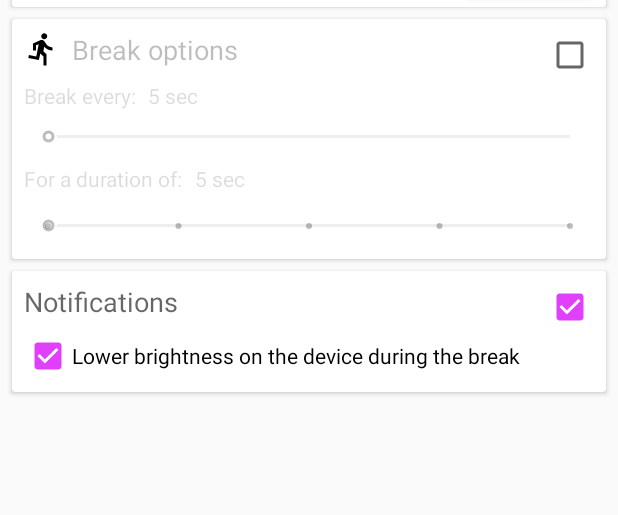
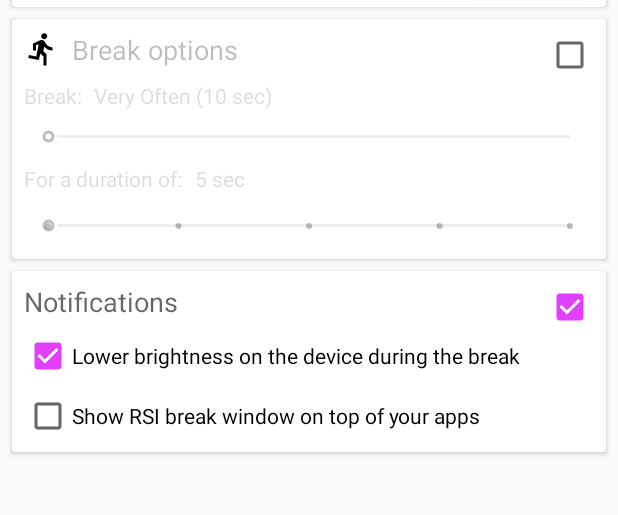
Before and after one commit to smutkiewicz/Blink-Break, an Android app: the screen it shows after launch (MainActivity), on a phone screen of 412 x 824 dp, the part 158-673 px from its top. Run offline under Robolectric (Android 15) with nearby library versions, the phone set to English and light mode, and no system bars.

Commit message:
Break scheduling fully functional

```diff
--- a/app/src/main/AndroidManifest.xml
+++ b/app/src/main/AndroidManifest.xml
@@ -5,6 +5,7 @@
     <uses-permission android:name="android.permission.WRITE_SETTINGS"/>
     <uses-permission android:name="android.permission.RECEIVE_BOOT_COMPLETED"/>
     <uses-permission android:name="android.permission.WAKE_LOCK" />
+    <uses-permission android:name="android.permission.SYSTEM_ALERT_WINDOW" />
 
     <application
         android:allowBackup="true"
--- a/app/src/main/java/com/smutkiewicz/blinkbreak/MainActivity.kt
+++ b/app/src/main/java/com/smutkiewicz/blinkbreak/MainActivity.kt
@@ -6,11 +6,9 @@ import android.app.Service
 import android.content.Intent
 import android.content.SharedPreferences
 import android.graphics.Color
-import android.net.Uri
 import android.os.Build
 import android.os.Bundle
 import android.preference.PreferenceManager
-import android.provider.Settings
 import android.support.design.widget.Snackbar
 import android.support.v4.app.NotificationCompat
 import android.support.v7.app.AppCompatActivity
@@ -26,6 +24,8 @@ import com.smutkiewicz.blinkbreak.util.*
 import kotlinx.android.synthetic.main.activity_main.*
 import kotlinx.android.synthetic.main.content_main.*
 
+
+
 class MainActivity : AppCompatActivity(), SeekBar.OnSeekBarChangeListener {
 
     private lateinit var layout: View
@@ -38,7 +38,7 @@ class MainActivity : AppCompatActivity(), SeekBar.OnSeekBarChangeListener {
         setSupportActionBar(toolbar)
 
         layout = findViewById(R.id.layout)
-        alarmHelper = AlarmHelper(this)
+        alarmHelper = AlarmHelper(applicationContext)
         sp = PreferenceManager.getDefaultSharedPreferences(this)
 
         setUserSettings()
@@ -67,15 +67,15 @@ class MainActivity : AppCompatActivity(), SeekBar.OnSeekBarChangeListener {
 
         when (seekBar) {
             breakDurationSeekBar -> {
-                prefName = PREF_BREAK_DURATION
-                tinyBreakDurationValTextView.text =
+                prefName = PREF_BREAK_DURATION_PROGRESS
+                breakDurationValTextView.text =
                         breakDurationSeekBar.getProgressLabel(this)
             }
 
             breakEverySeekBar -> {
-                prefName = PREF_BREAK_EVERY
-                tinyBreakEveryValTextView.text =
-                        breakEverySeekBar.getProgressLabel(this)
+                prefName = PREF_BREAK_EVERY_PROGRESS
+                breakEveryValTextView.text =
+                        breakEverySeekBar.getProgressFrequencyLabel(this)
             }
         }
 
@@ -120,12 +120,12 @@ class MainActivity : AppCompatActivity(), SeekBar.OnSeekBarChangeListener {
      * Checkboxes are part of UI responsible for enabling/disabling breaks' settings.
      */
     private fun setUpCheckBoxes() {
-        tinyBreakCheckBox.setOnCheckedChangeListener { _, isChecked ->
+        breakCheckBox.setOnCheckedChangeListener { _, isChecked ->
             // save user preference
             sp.edit().putBoolean(PREF_BREAK_ENABLED, isChecked).apply()
 
             // block/unlock the layout
-            tinyBreakLayout.setIsEnabledForChildren(isChecked)
+            breakLayout.setIsEnabledForChildren(isChecked)
 
             // settings changed, reschedule if needed
             reschedule()
@@ -133,38 +133,41 @@ class MainActivity : AppCompatActivity(), SeekBar.OnSeekBarChangeListener {
 
         notificCheckBox.setOnCheckedChangeListener { _, isChecked ->
             sp.edit().putBoolean(PREF_NOTIFICATIONS, isChecked).apply()
-            reschedule()
         }
 
         notificBrightnessCheckBox.setOnCheckedChangeListener { _, isChecked ->
             sp.edit().putBoolean(PREF_LOWER_BRIGHTNESS, isChecked).apply()
-            reschedule()
+        }
+
+        notificRsiWindowCheckBox.setOnCheckedChangeListener {_, isChecked ->
+            if (checkForDrawOverlaysPermissions()) {
+                sp.edit().putBoolean(PREF_RSI_BREAK_WINDOW, isChecked).apply()
+            } else {
+                notificRsiWindowCheckBox.isChecked = false
+                requestDrawOverlayPermission()
+            }
         }
     }
 
     private fun requestWriteSettingsPermission() {
         layout.showSnackbar(R.string.write_settings_required,
                 Snackbar.LENGTH_INDEFINITE, R.string.ok) {
-            openAndroidPermissionsMenu()
+            createWritePermissionsIntent()
         }
     }
 
-    /**
-     * Opens app's settings menu, as WRITE_SETTINGS permission requires intent to Settings.
-     */
-    private fun openAndroidPermissionsMenu() {
-        if (Build.VERSION.SDK_INT >= Build.VERSION_CODES.M) {
-            val intent = Intent(Settings.ACTION_MANAGE_WRITE_SETTINGS)
-            intent.data = Uri.parse("package:" + packageName)
-            startActivityForResult(intent, MY_PERMISSIONS_REQUEST_WRITE_SETTINGS)
+    private fun requestDrawOverlayPermission() {
+        layout.showSnackbar(R.string.draw_overlay_required,
+                Snackbar.LENGTH_INDEFINITE, R.string.ok) {
+            createDrawOverlayPermissionsIntent()
         }
     }
 
     private fun schedule() {
         val taskToSchedule: Task
 
-        if (tinyBreakCheckBox.isChecked) {
-            taskToSchedule = Task(breakEvery = breakEverySeekBar.getProgress(this),
+        if (breakCheckBox.isChecked) {
+            taskToSchedule = Task(breakEvery = breakEverySeekBar.getProgressFrequency(this),
                     breakDuration = breakDurationSeekBar.getProgress(this),
                     areNotificationsEnabled = notificCheckBox.isChecked,
                     isLowerBrightness = notificBrightnessCheckBox.isChecked)
@@ -210,18 +213,18 @@ class MainActivity : AppCompatActivity(), SeekBar.OnSeekBarChangeListener {
 
         // Checkboxes
         val isTinyBreakEnabled = sp.getBoolean(PREF_BREAK_ENABLED, false)
-        tinyBreakCheckBox.isChecked = isTinyBreakEnabled
-        tinyBreakLayout.setIsEnabledForChildren(isTinyBreakEnabled)
+        breakCheckBox.isChecked = isTinyBreakEnabled
+        breakLayout.setIsEnabledForChildren(isTinyBreakEnabled)
 
         // Break length/duration SeekBars
-        breakEverySeekBar.progress = sp.getInt(PREF_BREAK_EVERY, 0)
-        breakDurationSeekBar.progress = sp.getInt(PREF_BREAK_DURATION, 0)
+        breakEverySeekBar.progress = sp.getInt(PREF_BREAK_EVERY_PROGRESS, 0)
+        breakDurationSeekBar.progress = sp.getInt(PREF_BREAK_DURATION_PROGRESS, 0)
 
         // Break length/duration textViews connected with their SeekBars
-        tinyBreakDurationValTextView.text =
+        breakDurationValTextView.text =
                 breakDurationSeekBar.getProgressLabel(this)
-        tinyBreakEveryValTextView.text =
-                breakEverySeekBar.getProgressLabel(this)
+        breakEveryValTextView.text =
+                breakEverySeekBar.getProgressFrequencyLabel(this)
 
         // Notifications section
         notificCheckBox.isChecked = sp.getBoolean(PREF_NOTIFICATIONS, true)
@@ -265,6 +268,7 @@ class MainActivity : AppCompatActivity(), SeekBar.OnSeekBarChangeListener {
     companion object {
         const val TAG = "MainActivity"
         const val MY_PERMISSIONS_REQUEST_WRITE_SETTINGS = 0
+        const val MY_PERMISSIONS_REQUEST_DRAW_OVERLAY = 1
         const val SERVICE_CHANNEL_ID = "blink_break_channel_id"
     }
 }
--- a/app/src/main/java/com/smutkiewicz/blinkbreak/alarmmanager/BlinkBreakReceiver.kt
+++ b/app/src/main/java/com/smutkiewicz/blinkbreak/alarmmanager/BlinkBreakReceiver.kt
@@ -4,17 +4,12 @@ import android.content.BroadcastReceiver
 import android.content.Context
 import android.content.Intent
 import android.os.Build
-import android.util.Log
-import com.smutkiewicz.blinkbreak.util.BREAK_DURATION_KEY
 
 
 class BlinkBreakReceiver : BroadcastReceiver() {
 
     override fun onReceive(context: Context?, p1: Intent?) {
         val intent = Intent(context, BlinkBreakAlarmService::class.java)
-        val duration = intent!!.getLongExtra(BREAK_DURATION_KEY, 1000)
-
-        Log.i("TAG", "Duration in receiver = " + duration)
 
         if (Build.VERSION.SDK_INT >= Build.VERSION_CODES.O) {
             context?.startForegroundService(intent)
@@ -24,6 +19,7 @@ class BlinkBreakReceiver : BroadcastReceiver() {
     }
 
     companion object {
+        private val TAG = "AlarmReceiver"
         val REQUEST_CODE = 1
         val ACTION = "com.smutkiewicz.blinkbreak"
     }
--- a/app/src/main/java/com/smutkiewicz/blinkbreak/extensions/SeekBarExt.kt
+++ b/app/src/main/java/com/smutkiewicz/blinkbreak/extensions/SeekBarExt.kt
@@ -4,13 +4,32 @@ import android.content.Context
 import android.widget.SeekBar
 import com.smutkiewicz.blinkbreak.R
 
-fun SeekBar.getProgress(context: Context): Int {
+/**
+ * Set of extensions for mapping array resources to seekbars' progress values.
+ */
+fun SeekBar.getProgress(context: Context): Long =
+        getProgressValue(context, R.array.break_duration_val_array)
+
+fun SeekBar.getProgressLabel(context: Context): String =
+        getLabel(context, R.array.break_duration_array)
+
+fun SeekBar.getProgressFrequency(context: Context): Long =
+        getProgressValue(context, R.array.break_frequency_val_array)
+
+fun SeekBar.getProgressFrequencyLabel(context: Context): String =
+        getLabel(context, R.array.break_frequency_array)
+
+fun getProgress(context: Context, progress: Int): Long {
     val intArray = context.resources.getIntArray(R.array.break_duration_val_array)
-    return intArray[progress]
+    return intArray[progress].toLong()
 }
 
-
-fun SeekBar.getProgressLabel(context: Context): String {
-    val stringArray = context.resources.getStringArray(R.array.break_duration_array)
+private fun SeekBar.getLabel(context: Context, resId: Int) : String {
+    val stringArray = context.resources.getStringArray(resId)
     return stringArray[progress]
 }
+
+private fun SeekBar.getProgressValue(context: Context, resId: Int): Long {
+    val intArray = context.resources.getIntArray(resId)
+    return intArray[progress].toLong()
+}
--- a/app/src/main/java/com/smutkiewicz/blinkbreak/model/Task.kt
+++ b/app/src/main/java/com/smutkiewicz/blinkbreak/model/Task.kt
@@ -1,4 +1,4 @@
 package com.smutkiewicz.blinkbreak.model
 
-data class Task(val breakEvery: Int, val breakDuration: Int,
+data class Task(val breakEvery: Long, val breakDuration: Long,
                 val areNotificationsEnabled: Boolean, val isLowerBrightness: Boolean)
--- a/app/src/main/java/com/smutkiewicz/blinkbreak/util/Constants.kt
+++ b/app/src/main/java/com/smutkiewicz/blinkbreak/util/Constants.kt
@@ -5,12 +5,13 @@ package com.smutkiewicz.blinkbreak.util
 
 import com.smutkiewicz.blinkbreak.BuildConfig
 
-@JvmField val PREF_BREAK_ENABLED = "tiny_break_enabled"
-@JvmField val PREF_BREAK_EVERY = "tiny_break_every"
-@JvmField val PREF_BREAK_DURATION = "tiny_break_duration"
-@JvmField val PREF_NOTIFICATIONS = "notifications"
-@JvmField val PREF_LOWER_BRIGHTNESS = "lower_brightness"
-@JvmField val PREF_USER_BRIGHTNESS = "user_brightness"
+const val PREF_BREAK_ENABLED = "tiny_break_enabled"
+const val PREF_BREAK_EVERY_PROGRESS = "tiny_break_every"
+const val PREF_BREAK_DURATION_PROGRESS = "tiny_break_duration"
+const val PREF_NOTIFICATIONS = "notifications"
+const val PREF_LOWER_BRIGHTNESS = "lower_brightness"
+const val PREF_USER_BRIGHTNESS = "user_brightness"
+const val PREF_RSI_BREAK_WINDOW = "rsi_break_window"
 
 @JvmField val MESSENGER_INTENT_KEY = "${BuildConfig.APPLICATION_ID}.MESSENGER_INTENT_KEY"
 @JvmField val BREAK_DURATION_KEY = "${BuildConfig.APPLICATION_ID}.BREAK_DURATION_KEY"
--- a/app/src/main/res/layout/content_main.xml
+++ b/app/src/main/res/layout/content_main.xml
@@ -69,7 +69,7 @@
             app:layout_constraintTop_toBottomOf="@+id/service_on_off_card_view">
 
             <android.support.constraint.ConstraintLayout
-                android:id="@+id/tinyBreakLayout"
+                android:id="@+id/breakLayout"
                 android:layout_width="match_parent"
                 android:layout_height="match_parent">
 
@@ -91,7 +91,7 @@
                     app:layout_constraintVertical_bias="0.0" />
 
                 <CheckBox
-                    android:id="@+id/tinyBreakCheckBox"
+                    android:id="@+id/breakCheckBox"
                     android:layout_width="wrap_content"
                     android:layout_height="wrap_content"
                     android:layout_marginEnd="8dp"
@@ -118,7 +118,7 @@
                     app:layout_constraintVertical_bias="0.25" />
 
                 <TextView
-                    android:id="@+id/tinyBreakEveryValTextView"
+                    android:id="@+id/breakEveryValTextView"
                     android:layout_width="wrap_content"
                     android:layout_height="wrap_content"
                     android:layout_marginStart="8dp"
@@ -140,7 +140,7 @@
                     android:layout_marginEnd="8dp"
                     android:layout_marginStart="8dp"
                     android:layout_marginTop="8dp"
-                    android:max="8"
+                    android:max="4"
                     android:progress="0"
                     app:layout_constraintEnd_toEndOf="parent"
                     app:layout_constraintHorizontal_bias="0.0"
@@ -165,7 +165,7 @@
                     app:layout_constraintTop_toBottomOf="@+id/break_duration_text_view" />
 
                 <TextView
-                    android:id="@+id/tinyBreakDurationValTextView"
+                    android:id="@+id/breakDurationValTextView"
                     android:layout_width="wrap_content"
                     android:layout_height="wrap_content"
                     android:layout_marginStart="8dp"
@@ -215,7 +215,7 @@
             <android.support.constraint.ConstraintLayout
                 android:id="@+id/notificationsLayout"
                 android:layout_width="match_parent"
-                android:layout_height="match_parent">
+                android:layout_height="wrap_content">
 
                 <CheckBox
                     android:id="@+id/notificCheckBox"
@@ -249,16 +249,30 @@
                     android:layout_width="wrap_content"
                     android:layout_height="wrap_content"
                     android:layout_marginBottom="8dp"
-                    android:layout_marginEnd="8dp"
                     android:layout_marginStart="8dp"
                     android:layout_marginTop="8dp"
                     android:checked="true"
                     android:text="@string/notifications_lower_brightness"
                     app:layout_constraintBottom_toBottomOf="parent"
+                    app:layout_constraintStart_toStartOf="parent"
+                    app:layout_constraintTop_toBottomOf="@+id/notificationsTextView"
+                    app:layout_constraintVertical_bias="0.0" />
+
+                <CheckBox
+                    android:id="@+id/notificRsiWindowCheckBox"
+                    android:layout_width="wrap_content"
+                    android:layout_height="wrap_content"
+                    android:layout_marginBottom="8dp"
+                    android:layout_marginEnd="8dp"
+                    android:layout_marginStart="8dp"
+                    android:layout_marginTop="8dp"
+                    android:text="@string/show_rsi_break_window"
+                    app:layout_constraintBottom_toBottomOf="parent"
                     app:layout_constraintEnd_toEndOf="parent"
                     app:layout_constraintHorizontal_bias="0.0"
                     app:layout_constraintStart_toStartOf="parent"
-                    app:layout_constraintTop_toBottomOf="@+id/notificationsTextView" />
+                    app:layout_constraintTop_toBottomOf="@+id/notificBrightnessCheckBox"
+                    app:layout_constraintVertical_bias="0.0" />
 
             </android.support.constraint.ConstraintLayout>
 
--- /dev/null
+++ b/app/src/main/res/layout/rsi_break_window.xml
@@ -0,0 +1,5 @@
+<?xml version="1.0" encoding="utf-8"?>
+<FrameLayout xmlns:android="http://schemas.android.com/apk/res/android"
+    android:layout_width="match_parent" android:layout_height="match_parent">
+
+</FrameLayout>
--- a/app/src/main/res/values/arrays.xml
+++ b/app/src/main/res/values/arrays.xml
@@ -15,6 +15,14 @@
         <item>1 h</item>
     </string-array>
 
+    <string-array name="break_frequency_array">
+        <item>Very Often (10 sec)</item>
+        <item>Often (30 sec)</item>
+        <item>Quite often (2 min)</item>
+        <item>Optimally (5 min)</item>
+        <item>Very rarely (15 min)</item>
+    </string-array>
+
     <integer-array name="break_duration_val_array">
         <item>5000</item>
         <item>10000</item>
@@ -28,4 +36,13 @@
         <item>1200000</item>
         <item>3600000</item>
     </integer-array>
+
+    <integer-array name="break_frequency_val_array">
+        <item>10000</item>
+        <item>30000</item>
+        <item>120000</item>
+        <item>300000</item>
+        <item>900000</item>
+    </integer-array>
+
 </resources>
--- a/app/src/main/res/values/strings.xml
+++ b/app/src/main/res/values/strings.xml
@@ -14,7 +14,7 @@
     <string name="service_deactivated">Blink Break Deactivated</string>
     <string name="break_duration">For a duration of:</string>
     <string name="break_duration_sample">0</string>
-    <string name="break_every">Break every:</string>
+    <string name="break_every">Break:</string>
     <string name="break_every_sample">0</string>
     <string name="ok">OK</string>
     <string name="break_options">Break options</string>
@@ -26,4 +26,6 @@
 
     <string name="service_task_notification_channel_name">Blink Break Job</string>
     <string name="service_notification_channel_name">Blink Break</string>
+    <string name="show_rsi_break_window">Show RSI break window on top of your apps</string>
+    <string name="draw_overlay_required">Draw Overlay permission required.</string>
 </resources>
```
Also changed, not shown: app/src/main/java/com/smutkiewicz/blinkbreak/alarmmanager/AlarmHelper.kt (+7 -6 lines), app/src/main/java/com/smutkiewicz/blinkbreak/alarmmanager/BlinkBreakAlarmService.kt (+26 -14 lines), app/src/main/java/com/smutkiewicz/blinkbreak/extensions/ActivityExt.kt (+31 -6 lines), app/src/main/java/com/smutkiewicz/blinkbreak/jobscheduler/BlinkBreakJobService.kt (deleted, +0 -157 lines), app/src/main/java/com/smutkiewicz/blinkbreak/jobscheduler/JobSchedulerHelper.kt (deleted, +0 -64 lines).
